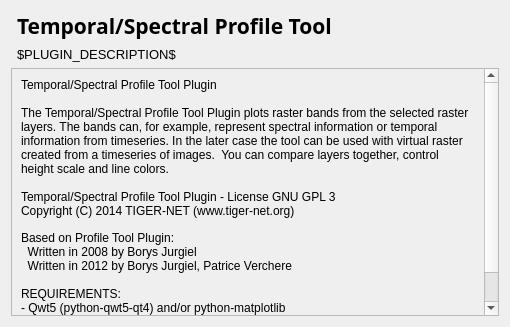
Before: the Qt Designer form ui/about.ui in DHI-GRAS/qgis-temporal-profile, drawn with Qt 5.
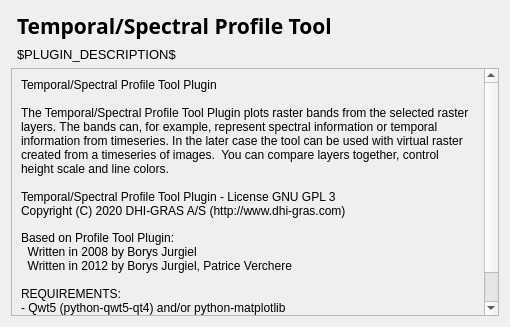
After: the same form once the commit is applied.

```diff
--- a/ui/about.ui
+++ b/ui/about.ui
@@ -104,7 +104,7 @@
 &lt;p style=&quot; margin-top:0px; margin-bottom:0px; margin-left:0px; margin-right:0px; -qt-block-indent:0; text-indent:0px;&quot;&gt;&lt;span style=&quot; font-family:'Sans Serif'; font-size:9pt;&quot;&gt;The Temporal/Spectral Profile Tool Plugin plots raster bands from the selected raster layers. The bands can, for example, represent spectral information or temporal information from timeseries. In the later case the tool can be used with virtual raster created from a timeseries of images.  You can compare layers together, control height scale and line colors.&lt;/span&gt;&lt;/p&gt;
 &lt;p style=&quot;-qt-paragraph-type:empty; margin-top:0px; margin-bottom:0px; margin-left:0px; margin-right:0px; -qt-block-indent:0; text-indent:0px; font-family:'Sans Serif'; font-size:9pt;&quot;&gt;&lt;br /&gt;&lt;/p&gt;
 &lt;p style=&quot; margin-top:0px; margin-bottom:0px; margin-left:0px; margin-right:0px; -qt-block-indent:0; text-indent:0px;&quot;&gt;&lt;span style=&quot; font-family:'Sans Serif'; font-size:9pt;&quot;&gt;Temporal/Spectral Profile Tool Plugin - License GNU GPL 3&lt;/span&gt;&lt;/p&gt;
-&lt;p style=&quot; margin-top:0px; margin-bottom:0px; margin-left:0px; margin-right:0px; -qt-block-indent:0; text-indent:0px;&quot;&gt;&lt;span style=&quot; font-family:'Sans'; font-size:9pt;&quot;&gt;Copyright (C) 2014 TIGER-NET (www.tiger-net.org)&lt;/span&gt;&lt;/p&gt;
+&lt;p style=&quot; margin-top:0px; margin-bottom:0px; margin-left:0px; margin-right:0px; -qt-block-indent:0; text-indent:0px;&quot;&gt;&lt;span style=&quot; font-family:'Sans'; font-size:9pt;&quot;&gt;Copyright (C) 2020 DHI-GRAS A/S (http://www.dhi-gras.com)&lt;/span&gt;&lt;/p&gt;
 &lt;p style=&quot;-qt-paragraph-type:empty; margin-top:0px; margin-bottom:0px; margin-left:0px; margin-right:0px; -qt-block-indent:0; text-indent:0px;&quot;&gt;&lt;br /&gt;&lt;/p&gt;
 &lt;p style=&quot; margin-top:0px; margin-bottom:0px; margin-left:0px; margin-right:0px; -qt-block-indent:0; text-indent:0px;&quot;&gt;&lt;span style=&quot; font-family:'Sans'; font-size:9pt;&quot;&gt;Based on Profile Tool Plugin:&lt;/span&gt;&lt;/p&gt;
 &lt;p style=&quot; margin-top:0px; margin-bottom:0px; margin-left:0px; margin-right:0px; -qt-block-indent:0; text-indent:0px;&quot;&gt;&lt;span style=&quot; font-family:'Sans Serif'; font-size:9pt;&quot;&gt;  Written in 2008 by Borys Jurgiel&lt;/span&gt;&lt;/p&gt;
```
